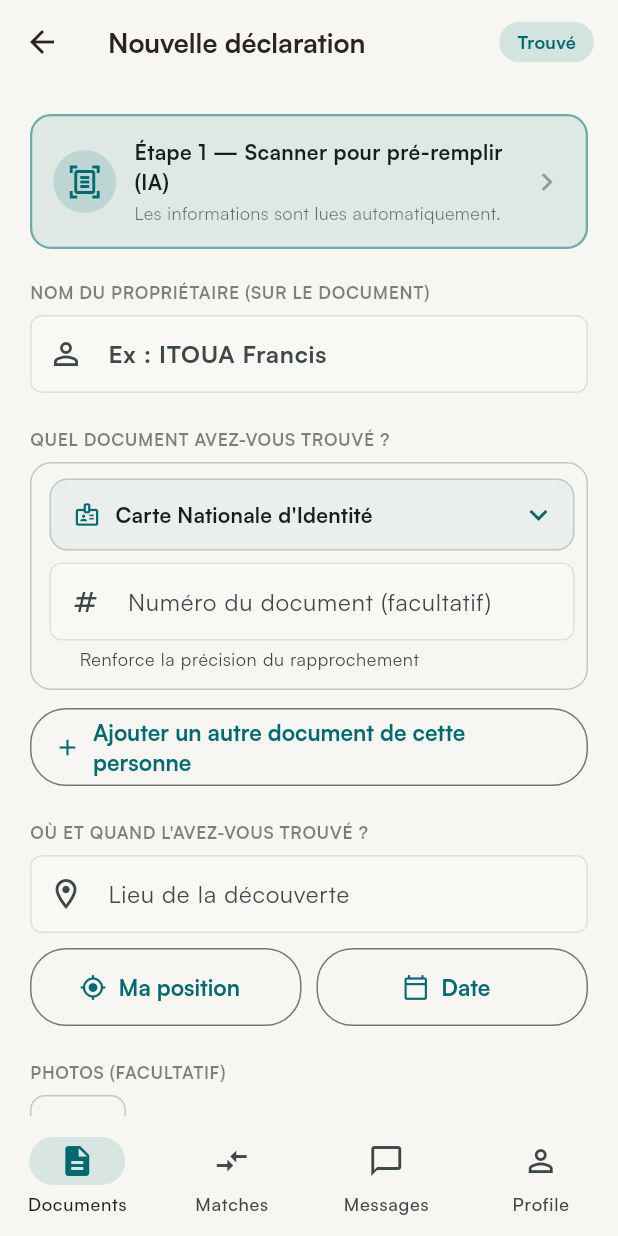
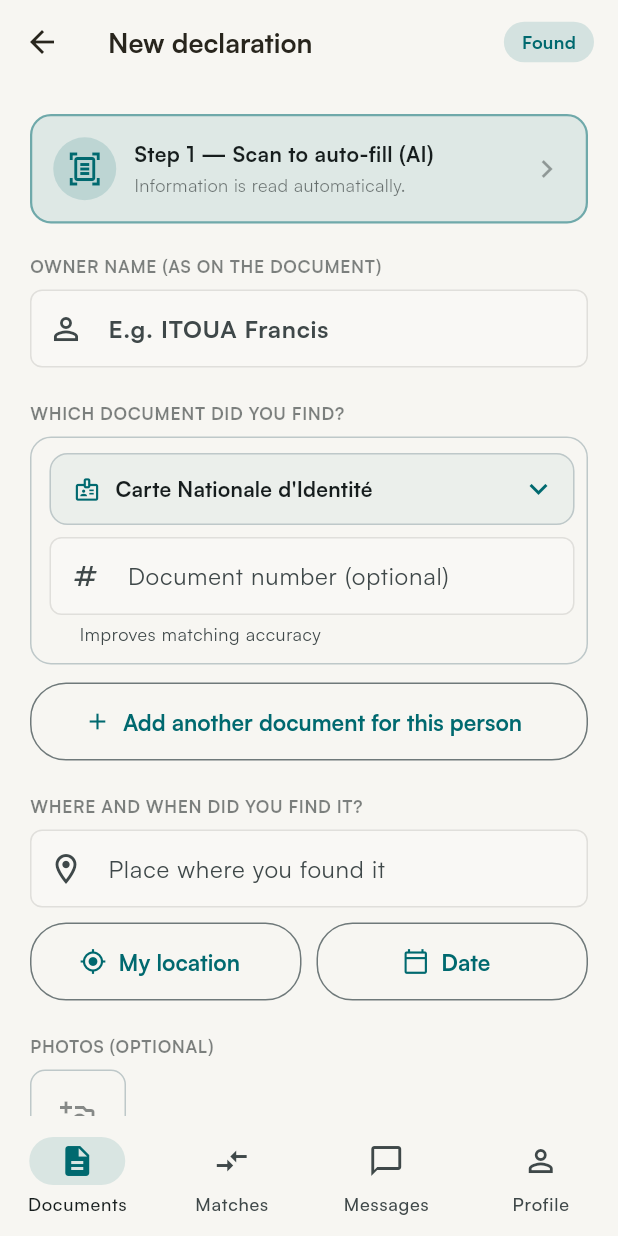
Before and after one commit to ItxMveng/ReTurn, a Flutter app: the DeclarationFormPage screen opened by its route, after a tap on the "add a photo" icon, on a phone screen of 412 x 824 dp. Run offline on Flutter 3.47's test engine with Material 3 defaults, Android fonts, the phone set to English and light mode, and no system bars; our stand-ins replace connectivity_plus, dio, firebase_auth, firebase_core, firebase_messaging, flutter_local_notifications and 11 more; missing offline and left inert: google_mlkit_text_recognition; accounts and stored records are empty; generated files the repository leaves out were written again; network calls fail.

Commit message:
i18n: formulaire de déclaration (S-08/S-09) en FR/EN
Co-Authored-By: Claude Opus 4.8 <noreply@anthropic.com>

```diff
--- a/mobile/lib/features/declarations/pages/declaration_form_page.dart
+++ b/mobile/lib/features/declarations/pages/declaration_form_page.dart
@@ -8,6 +8,7 @@ import 'package:image_picker/image_picker.dart';
 
 import '../../../core/services/location_service.dart';
 import '../../../core/services/media_service.dart';
+import '../../../l10n/app_localizations.dart';
 import '../../profile/providers/profile_provider.dart';
 import '../providers/declarations_provider.dart';
 import '../repositories/declarations_repository.dart';
@@ -130,12 +131,12 @@ class _DeclarationFormPageState extends ConsumerState<DeclarationFormPage> {
         child: Column(mainAxisSize: MainAxisSize.min, children: [
           ListTile(
             leading: const Icon(Icons.camera_alt_outlined),
-            title: const Text('Prendre une photo'),
+            title: Text(AppLocalizations.of(context).declTakePhoto),
             onTap: () => Navigator.pop(ctx, ImageSource.camera),
           ),
           ListTile(
             leading: const Icon(Icons.photo_library_outlined),
-            title: const Text('Choisir dans la galerie'),
+            title: Text(AppLocalizations.of(context).declFromGallery),
             onTap: () => Navigator.pop(ctx, ImageSource.gallery),
           ),
         ]),
@@ -244,14 +245,15 @@ class _DeclarationFormPageState extends ConsumerState<DeclarationFormPage> {
       ref.invalidate(declarationLimitsProvider);
       if (!mounted) return;
       final n = _docs.length;
+      final l = AppLocalizations.of(context);
       ScaffoldMessenger.of(context).showSnackBar(SnackBar(
         content: Row(children: [
           const Icon(Icons.check_circle, color: Colors.white, size: 18),
           const SizedBox(width: 8),
           Expanded(
             child: Text(n > 1
-                ? 'Dossier de $n documents déclaré.'
-                : (_isFound ? 'Document trouvé déclaré.' : 'Perte déclarée.')),
+                ? '${l.declSubmitDossier} — $n'
+                : (_isFound ? l.declSavedFound : l.declSavedLost)),
           ),
         ]),
         backgroundColor: Colors.green.shade700,
@@ -260,8 +262,7 @@ class _DeclarationFormPageState extends ConsumerState<DeclarationFormPage> {
     } catch (_) {
       if (!mounted) return;
       ScaffoldMessenger.of(context).showSnackBar(SnackBar(
-        content: const Text(
-            'Enregistrement impossible. Vérifiez votre connexion et réessayez.'),
+        content: Text(AppLocalizations.of(context).declSaveError),
         backgroundColor: Theme.of(context).colorScheme.error,
       ));
     } finally {
@@ -274,11 +275,12 @@ class _DeclarationFormPageState extends ConsumerState<DeclarationFormPage> {
   @override
   Widget build(BuildContext context) {
     final cs = Theme.of(context).colorScheme;
+    final l = AppLocalizations.of(context);
     final profileName =
         ref.watch(profileProvider).valueOrNull?.fullName.trim() ?? '';
     return Scaffold(
       appBar: AppBar(
-        title: const Text('Nouvelle déclaration'),
+        title: Text(l.declFormTitle),
         actions: [
           Padding(
             padding: const EdgeInsets.only(right: 16),
@@ -291,7 +293,7 @@ class _DeclarationFormPageState extends ConsumerState<DeclarationFormPage> {
                       .withValues(alpha: 0.14),
                   borderRadius: BorderRadius.circular(20),
                 ),
-                child: Text(_isFound ? 'Trouvé' : 'Perdu',
+                child: Text(_isFound ? l.declTagFound : l.declTagLost,
                     style: TextStyle(
                         fontSize: 12,
                         fontWeight: FontWeight.w700,
@@ -315,20 +317,20 @@ class _DeclarationFormPageState extends ConsumerState<DeclarationFormPage> {
 
             // ── Propriétaire (trouvé : saisi une fois pour tout le dossier) ──
             if (_isFound) ...[
-              const _SectionLabel('Nom du propriétaire (sur le document)'),
+              _SectionLabel(l.declOwnerLabel),
               const SizedBox(height: 8),
               TextFormField(
                 controller: _ownerCtrl,
                 textCapitalization: TextCapitalization.words,
                 style:
                     const TextStyle(fontSize: 16, fontWeight: FontWeight.w600),
-                decoration: const InputDecoration(
-                  hintText: 'Ex : ITOUA Francis',
-                  prefixIcon: Icon(Icons.person_outline),
-                  border: OutlineInputBorder(),
+                decoration: InputDecoration(
+                  hintText: l.declOwnerHint,
+                  prefixIcon: const Icon(Icons.person_outline),
+                  border: const OutlineInputBorder(),
                 ),
                 validator: (v) =>
-                    (v == null || v.trim().isEmpty) ? 'Champ requis' : null,
+                    (v == null || v.trim().isEmpty) ? l.declFieldRequired : null,
               ),
               const SizedBox(height: 22),
             ],
@@ -337,10 +339,8 @@ class _DeclarationFormPageState extends ConsumerState<DeclarationFormPage> {
             Row(children: [
               Expanded(
                 child: _SectionLabel(_docs.length > 1
-                    ? 'Documents du dossier (${_docs.length})'
-                    : (_isFound
-                        ? 'Quel document avez-vous trouvé ?'
-                        : 'Quel document avez-vous perdu ?')),
+                    ? '${l.declDossier} (${_docs.length})'
+                    : (_isFound ? l.declWhichFound : l.declWhichLost)),
               ),
             ]),
             const SizedBox(height: 8),
@@ -360,17 +360,15 @@ class _DeclarationFormPageState extends ConsumerState<DeclarationFormPage> {
                 child: OutlinedButton.icon(
                   onPressed: _addDoc,
                   icon: const Icon(Icons.add, size: 18),
-                  label: Text(_docs.length == 1
-                      ? 'Ajouter un autre document de cette personne'
-                      : 'Ajouter un document'),
+                  label: Text(
+                      _docs.length == 1 ? l.declAddOther : l.declAddMore),
                 ),
               ),
             if (_docs.length > 1)
               Padding(
                 padding: const EdgeInsets.only(top: 6, left: 4),
                 child: Text(
-                  'Ces ${_docs.length} documents appartiennent à la même '
-                  'personne et forment un seul dossier.',
+                  l.declSamePerson,
                   style:
                       TextStyle(fontSize: 12, color: cs.onSurface.withValues(alpha: 0.6)),
                 ),
@@ -379,14 +377,12 @@ class _DeclarationFormPageState extends ConsumerState<DeclarationFormPage> {
 
             // ── Où et quand ? ──
             _SectionLabel(
-                _isFound ? 'Où et quand l\'avez-vous trouvé ?' : 'Où et quand l\'avez-vous perdu ?'),
+                _isFound ? l.declWhereWhenFound : l.declWhereWhenLost),
             const SizedBox(height: 8),
             TextFormField(
               controller: _locationCtrl,
               decoration: InputDecoration(
-                labelText: _isFound
-                    ? 'Lieu de la découverte'
-                    : 'Ville / quartier de la perte',
+                labelText: _isFound ? l.declPlaceFound : l.declPlaceLost,
                 prefixIcon: const Icon(Icons.location_on_outlined),
                 border: const OutlineInputBorder(),
               ),
@@ -403,7 +399,7 @@ class _DeclarationFormPageState extends ConsumerState<DeclarationFormPage> {
                           child: CircularProgressIndicator(strokeWidth: 2))
                       : Icon(_lat != null ? Icons.check_circle : Icons.my_location_outlined,
                           size: 18, color: _lat != null ? cs.primary : null),
-                  label: Text(_lat != null ? 'Position ajoutée' : 'Ma position'),
+                  label: Text(_lat != null ? l.declPositionAdded : l.declMyPosition),
                 ),
               ),
               const SizedBox(width: 10),
@@ -413,14 +409,14 @@ class _DeclarationFormPageState extends ConsumerState<DeclarationFormPage> {
                   icon: const Icon(Icons.calendar_today_outlined, size: 18),
                   label: Text(_eventDate != null
                       ? '${_eventDate!.day}/${_eventDate!.month}/${_eventDate!.year}'
-                      : 'Date'),
+                      : l.declDate),
                 ),
               ),
             ]),
             const SizedBox(height: 22),
 
             // ── Photos (facultatif) ──
-            const _SectionLabel('Photos (facultatif)'),
+            _SectionLabel(l.declPhotosOptional),
             const SizedBox(height: 8),
             Row(children: [
               ..._photos.asMap().entries.map((e) => Padding(
@@ -468,10 +464,10 @@ class _DeclarationFormPageState extends ConsumerState<DeclarationFormPage> {
             TextFormField(
               controller: _descriptionCtrl,
               maxLines: 2,
-              decoration: const InputDecoration(
-                labelText: 'Description (facultatif)',
-                prefixIcon: Icon(Icons.notes),
-                border: OutlineInputBorder(),
+              decoration: InputDecoration(
+                labelText: l.declDescOptional,
+                prefixIcon: const Icon(Icons.notes),
+                border: const OutlineInputBorder(),
                 alignLabelWithHint: true,
               ),
             ),
@@ -490,17 +486,13 @@ class _DeclarationFormPageState extends ConsumerState<DeclarationFormPage> {
                           strokeWidth: 2, color: Colors.white))
                   : const Icon(Icons.check_circle_outline),
               label: Text(_docs.length > 1
-                  ? 'Déclarer le dossier (${_docs.length})'
-                  : (_isFound
-                      ? 'Déclarer le document trouvé'
-                      : 'Déclarer la perte')),
+                  ? '${l.declSubmitDossier} (${_docs.length})'
+                  : (_isFound ? l.declSubmitFound : l.declSubmitLost)),
             ),
             const SizedBox(height: 10),
             Center(
               child: Text(
-                _isFound
-                    ? 'Les données sensibles seront masquées automatiquement.'
-                    : 'Vous serez alerté dès qu\'un document correspond.',
+                _isFound ? l.declNoteFound : l.declNoteLost,
                 style: TextStyle(
                     fontSize: 11, color: cs.onSurface.withValues(alpha: 0.45)),
               ),
@@ -595,12 +587,12 @@ class _DocRow extends StatelessWidget {
           TextFormField(
             controller: entry.number,
             textCapitalization: TextCapitalization.characters,
-            decoration: const InputDecoration(
+            decoration: InputDecoration(
               isDense: true,
-              labelText: 'Numéro du document (facultatif)',
-              helperText: 'Renforce la précision du rapprochement',
-              prefixIcon: Icon(Icons.numbers, size: 20),
-              border: OutlineInputBorder(),
+              labelText: AppLocalizations.of(context).declDocNumber,
+              helperText: AppLocalizations.of(context).declDocNumberHint,
+              prefixIcon: const Icon(Icons.numbers, size: 20),
+              border: const OutlineInputBorder(),
             ),
           ),
         ],
@@ -618,6 +610,7 @@ class _ScanBanner extends StatelessWidget {
   @override
   Widget build(BuildContext context) {
     final cs = Theme.of(context).colorScheme;
+    final l = AppLocalizations.of(context);
     return Material(
       color: cs.primary.withValues(alpha: scanned ? 0.06 : 0.1),
       borderRadius: BorderRadius.circular(14),
@@ -651,17 +644,13 @@ class _ScanBanner extends StatelessWidget {
                 crossAxisAlignment: CrossAxisAlignment.start,
                 children: [
                   Text(
-                    scanned
-                        ? 'Document scanné ✓'
-                        : 'Étape 1 — Scanner pour pré-remplir (IA)',
+                    scanned ? l.declScanned : l.declScanStep,
                     style: const TextStyle(
                         fontSize: 14, fontWeight: FontWeight.w700),
                   ),
                   const SizedBox(height: 2),
                   Text(
-                    scanned
-                        ? 'Appuyez pour recommencer le scan.'
-                        : 'Les informations sont lues automatiquement.',
+                    scanned ? l.declScanRedo : l.declScanHint,
                     style: TextStyle(
                         fontSize: 12,
                         color: cs.onSurface.withValues(alpha: 0.6)),
@@ -699,7 +688,7 @@ class _LostOwnerCard extends StatelessWidget {
           child: Column(
             crossAxisAlignment: CrossAxisAlignment.start,
             children: [
-              Text('Vous déclarez votre propre document',
+              Text(AppLocalizations.of(context).declOwnLostTitle,
                   style: TextStyle(
                       fontWeight: FontWeight.w700,
                       fontSize: 14,
--- a/mobile/lib/l10n/app_localizations.dart
+++ b/mobile/lib/l10n/app_localizations.dart
@@ -198,6 +198,45 @@ class AppLocalizations {
       'notifMatchFound': 'Document correspondant trouvé !',
       'notifGeneric': 'Notification',
       'notifCorrespondence': '% de correspondance',
+      // Formulaire de déclaration (S-08/S-09)
+      'declFormTitle': 'Nouvelle déclaration',
+      'declTagFound': 'Trouvé',
+      'declTagLost': 'Perdu',
+      'declScanStep': 'Étape 1 — Scanner pour pré-remplir (IA)',
+      'declScanned': 'Document scanné ✓',
+      'declScanHint': 'Les informations sont lues automatiquement.',
+      'declScanRedo': 'Appuyez pour recommencer le scan.',
+      'declOwnLostTitle': 'Vous déclarez votre propre document',
+      'declOwnerLabel': 'Nom du propriétaire (sur le document)',
+      'declOwnerHint': 'Ex : ITOUA Francis',
+      'declFieldRequired': 'Champ requis',
+      'declWhichFound': 'Quel document avez-vous trouvé ?',
+      'declWhichLost': 'Quel document avez-vous perdu ?',
+      'declDossier': 'Documents du dossier',
+      'declAddOther': 'Ajouter un autre document de cette personne',
+      'declAddMore': 'Ajouter un document',
+      'declSamePerson': 'Ces documents appartiennent à la même personne et forment un seul dossier.',
+      'declDocNumber': 'Numéro du document (facultatif)',
+      'declDocNumberHint': 'Renforce la précision du rapprochement',
+      'declWhereWhenFound': 'Où et quand l\'avez-vous trouvé ?',
+      'declWhereWhenLost': 'Où et quand l\'avez-vous perdu ?',
+      'declPlaceFound': 'Lieu de la découverte',
+      'declPlaceLost': 'Ville / quartier de la perte',
+      'declMyPosition': 'Ma position',
+      'declPositionAdded': 'Position ajoutée',
+      'declDate': 'Date',
+      'declPhotosOptional': 'Photos (facultatif)',
+      'declDescOptional': 'Description (facultatif)',
+      'declSubmitFound': 'Déclarer le document trouvé',
+      'declSubmitLost': 'Déclarer la perte',
+      'declSubmitDossier': 'Déclarer le dossier',
+      'declNoteFound': 'Les données sensibles seront masquées automatiquement.',
+      'declNoteLost': 'Vous serez alerté dès qu\'un document correspond.',
+      'declSavedFound': 'Document trouvé déclaré.',
+      'declSavedLost': 'Perte déclarée.',
+      'declSaveError': 'Enregistrement impossible. Vérifiez votre connexion et réessayez.',
+      'declTakePhoto': 'Prendre une photo',
+      'declFromGallery': 'Choisir dans la galerie',
     },
     'en': {
       'appName': 'ReTurn',
@@ -372,6 +411,45 @@ class AppLocalizations {
       'notifMatchFound': 'Matching document found!',
       'notifGeneric': 'Notification',
       'notifCorrespondence': '% match',
+      // Declaration form (S-08/S-09)
+      'declFormTitle': 'New declaration',
+      'declTagFound': 'Found',
+      'declTagLost': 'Lost',
+      'declScanStep': 'Step 1 — Scan to auto-fill (AI)',
+      'declScanned': 'Document scanned ✓',
+      'declScanHint': 'Information is read automatically.',
+      'declScanRedo': 'Tap to scan again.',
+      'declOwnLostTitle': 'You are declaring your own document',
+      'declOwnerLabel': 'Owner name (as on the document)',
+      'declOwnerHint': 'E.g. ITOUA Francis',
+      'declFieldRequired': 'Required field',
+      'declWhichFound': 'Which document did you find?',
+      'declWhichLost': 'Which document did you lose?',
+      'declDossier': 'Documents in this file',
+      'declAddOther': 'Add another document for this person',
+      'declAddMore': 'Add a document',
+      'declSamePerson': 'These documents belong to the same person and form a single file.',
+      'declDocNumber': 'Document number (optional)',
+      'declDocNumberHint': 'Improves matching accuracy',
+      'declWhereWhenFound': 'Where and when did you find it?',
+      'declWhereWhenLost': 'Where and when did you lose it?',
+      'declPlaceFound': 'Place where you found it',
+      'declPlaceLost': 'City / neighborhood of the loss',
+      'declMyPosition': 'My location',
+      'declPositionAdded': 'Location added',
+      'declDate': 'Date',
+      'declPhotosOptional': 'Photos (optional)',
+      'declDescOptional': 'Description (optional)',
+      'declSubmitFound': 'Declare found document',
+      'declSubmitLost': 'Declare the loss',
+      'declSubmitDossier': 'Declare the file',
+      'declNoteFound': 'Sensitive data will be masked automatically.',
+      'declNoteLost': 'You\'ll be alerted as soon as a document matches.',
+      'declSavedFound': 'Found document declared.',
+      'declSavedLost': 'Loss declared.',
+      'declSaveError': 'Could not save. Check your connection and try again.',
+      'declTakePhoto': 'Take a photo',
+      'declFromGallery': 'Choose from gallery',
     },
   };
 
@@ -418,6 +496,45 @@ class AppLocalizations {
   String get notifMatchFound => _t('notifMatchFound');
   String get notifGeneric => _t('notifGeneric');
   String get notifCorrespondence => _t('notifCorrespondence');
+  // Formulaire de déclaration
+  String get declFormTitle => _t('declFormTitle');
+  String get declTagFound => _t('declTagFound');
+  String get declTagLost => _t('declTagLost');
+  String get declScanStep => _t('declScanStep');
+  String get declScanned => _t('declScanned');
+  String get declScanHint => _t('declScanHint');
+  String get declScanRedo => _t('declScanRedo');
+  String get declOwnLostTitle => _t('declOwnLostTitle');
+  String get declOwnerLabel => _t('declOwnerLabel');
+  String get declOwnerHint => _t('declOwnerHint');
+  String get declFieldRequired => _t('declFieldRequired');
+  String get declWhichFound => _t('declWhichFound');
+  String get declWhichLost => _t('declWhichLost');
+  String get declDossier => _t('declDossier');
+  String get declAddOther => _t('declAddOther');
+  String get declAddMore => _t('declAddMore');
+  String get declSamePerson => _t('declSamePerson');
+  String get declDocNumber => _t('declDocNumber');
+  String get declDocNumberHint => _t('declDocNumberHint');
+  String get declWhereWhenFound => _t('declWhereWhenFound');
+  String get declWhereWhenLost => _t('declWhereWhenLost');
+  String get declPlaceFound => _t('declPlaceFound');
+  String get declPlaceLost => _t('declPlaceLost');
+  String get declMyPosition => _t('declMyPosition');
+  String get declPositionAdded => _t('declPositionAdded');
+  String get declDate => _t('declDate');
+  String get declPhotosOptional => _t('declPhotosOptional');
+  String get declDescOptional => _t('declDescOptional');
+  String get declSubmitFound => _t('declSubmitFound');
+  String get declSubmitLost => _t('declSubmitLost');
+  String get declSubmitDossier => _t('declSubmitDossier');
+  String get declNoteFound => _t('declNoteFound');
+  String get declNoteLost => _t('declNoteLost');
+  String get declSavedFound => _t('declSavedFound');
+  String get declSavedLost => _t('declSavedLost');
+  String get declSaveError => _t('declSaveError');
+  String get declTakePhoto => _t('declTakePhoto');
+  String get declFromGallery => _t('declFromGallery');
   String get settingsTitle => _t('settingsTitle');
   String get settingsTheme => _t('settingsTheme');
   String get settingsThemeLight => _t('settingsThemeLight');
```
